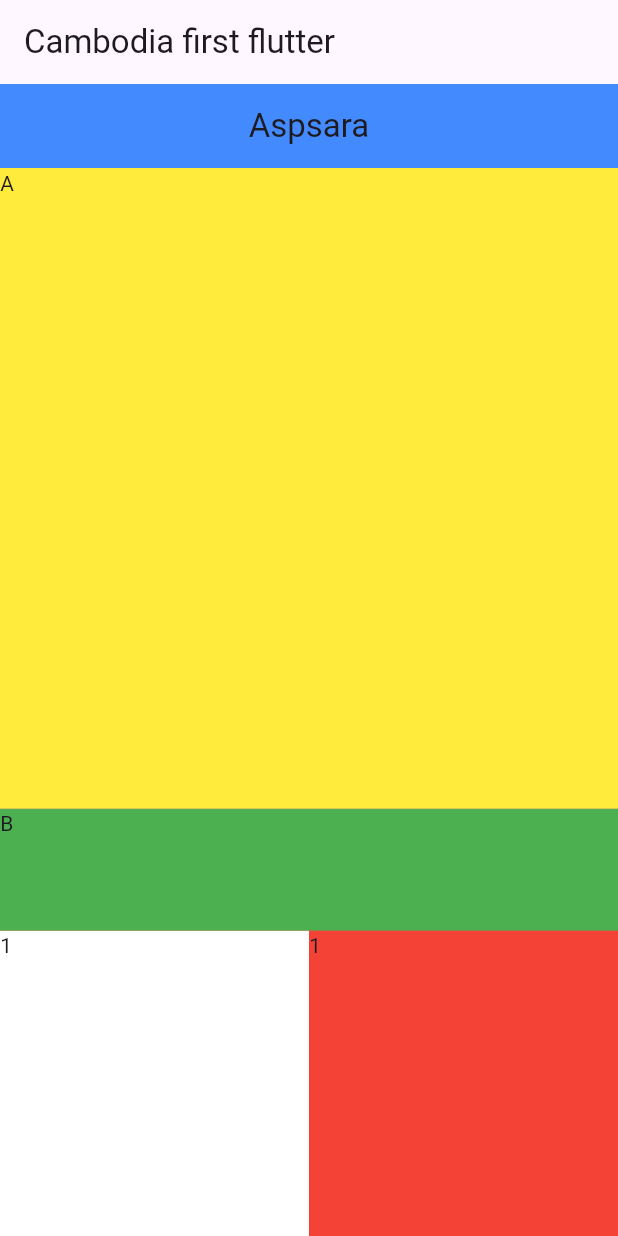
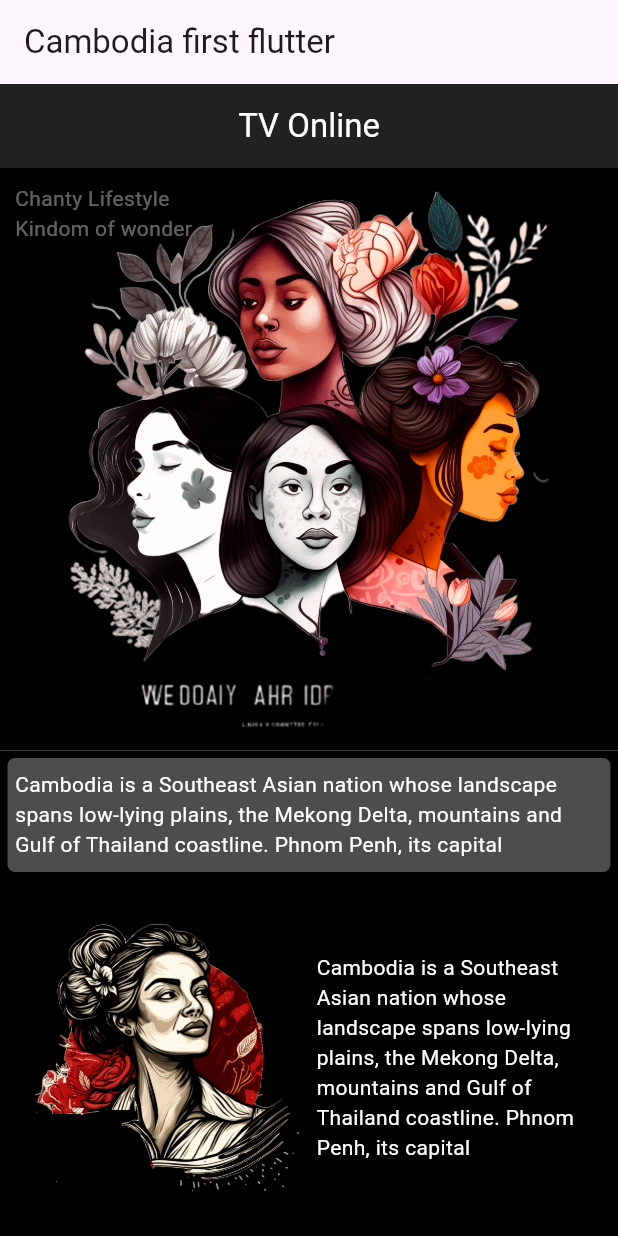
Before and after one commit to ChantyTUN/flutter_basic, a Flutter app: the screen it shows after launch, on a phone screen of 412 x 824 dp. Run offline on Flutter 3.47's test engine with Material 3 defaults, Android fonts, the phone set to English and light mode, and no system bars.

Commit message:
9 design sample

```diff
--- a/start2/lib/main.dart
+++ b/start2/lib/main.dart
@@ -2,6 +2,7 @@ import 'package:flutter/material.dart';
 import 'package:start2/page/category.dart';
 import 'package:start2/page/home.dart';
 import 'package:start2/page/page1.dart';
+import 'package:start2/page/page11.dart';
 
 void main(){
   runApp(
@@ -12,7 +13,7 @@ void main(){
         appBar: AppBar(
           title: const Text("Cambodia first flutter"),
         ),
-        body: Page1(),
+        body: Page11(),
       ),
     )
   );
--- /dev/null
+++ b/start2/lib/page/page11.dart
@@ -0,0 +1,130 @@
+import 'package:flutter/material.dart';
+
+class Page11 extends StatelessWidget {
+  const Page11({super.key});
+
+  @override
+  Widget build(BuildContext context) {
+    return Scaffold(
+      appBar: AppBar(
+        backgroundColor: Colors.black87,
+        title: Text("TV Online",
+        style: TextStyle(
+          color: Colors.white
+          ),
+        ),
+        centerTitle: true,
+        shadowColor: Colors.lightBlueAccent,
+      ),
+      body: Column(
+        children: [
+          Expanded(
+              flex: 6,
+              child:  Container(
+                width: double.infinity,
+                color: Colors.black,
+                child: Stack(
+                  children: [
+                    Container(
+                      width: double.infinity,
+                      child: Image(
+                          image: AssetImage("images/3.png"),
+                          fit: BoxFit.contain,
+                      ),
+                    ),
+                    Positioned(
+                        top: 10.0,
+                        left: 10.0,
+                        child: Column(
+                          crossAxisAlignment: CrossAxisAlignment.start,
+                          children: [
+                            Text(
+                                "Chanty Lifestyle",
+                                style: TextStyle(
+                                  color: Colors.white38,
+                                ),
+                            ),
+                            Text(
+                                "Kindom of wonder",
+                              style: TextStyle(
+                                color: Colors.white38,
+                              ),
+                            ),
+                          ],
+                        ),
+                    ),
+                  ],
+                ),
+              ),
+          ),
+          Expanded(
+            flex: 5,
+            child:  Container(
+              padding: EdgeInsets.all(5.0),
+              color: Colors.black,
+              child: Column(
+                children: [
+                  Expanded(
+                    flex: 2,
+                      child: Container(
+                        padding: EdgeInsets.all(5.0),
+                        alignment: Alignment.center,
+                        decoration: BoxDecoration(
+                          borderRadius: BorderRadius.circular(5.0),
+                          color: Colors.white30,
+                        ),
+
+                        child: Text("Cambodia is a Southeast Asian nation whose landscape spans low-lying plains, the Mekong Delta, mountains and Gulf of Thailand coastline. Phnom Penh, its capital",
+                          style: TextStyle(color: Colors.white),
+                          ),
+                      ),
+                  ),
+                  SizedBox(
+                    height: 10.0,
+                  ),
+                  Expanded(
+                    flex: 6,
+                      child: ClipRRect(
+                        borderRadius: BorderRadius.circular(8.0),
+                        child: Row(
+                          children: [
+                            Expanded(
+                                child: Container(
+                                  alignment: Alignment.center,
+                                  height: double.infinity,
+                                  // color: Colors.red,
+                                  child: Image(
+                                      image: AssetImage("images/2.png"
+                                      ),
+                                      fit: BoxFit.cover,
+                                  ),
+                                ),
+                            ),
+                            Expanded(
+                                child: Container(
+                                  padding: EdgeInsets.all(5.0),
+                                  alignment: Alignment.center,
+                                  height: double.infinity,
+                                  color: Colors.black,
+                                  child: Text("Cambodia is a Southeast Asian nation whose landscape spans low-lying plains, the Mekong Delta, mountains and Gulf of Thailand coastline. Phnom Penh, its capital",
+                                    style: TextStyle(color: Colors.white),
+                                  ),
+                                ),
+                            ),
+
+                          ],
+                        ),
+                      )
+                  ),
+                ],
+              ),
+            ),
+
+          ),
+
+
+        ],
+      ),
+    );
+  }
+}
--- a/start2/pubspec.yaml
+++ b/start2/pubspec.yaml
@@ -61,6 +61,9 @@ flutter:
   # To add assets to your application, add an assets section, like this:
   assets:
     - images/1.jpg
+    - images/2.png
+    - images/3.png
+    - images/4.jpg
 
   # An image asset can refer to one or more resolution-specific "variants", see
   # https://flutter.dev/assets-and-images/#resolution-aware
```
Also changed, not shown: start2/images/2.png (added), start2/images/3.png (added), start2/images/4.jpg (added).
